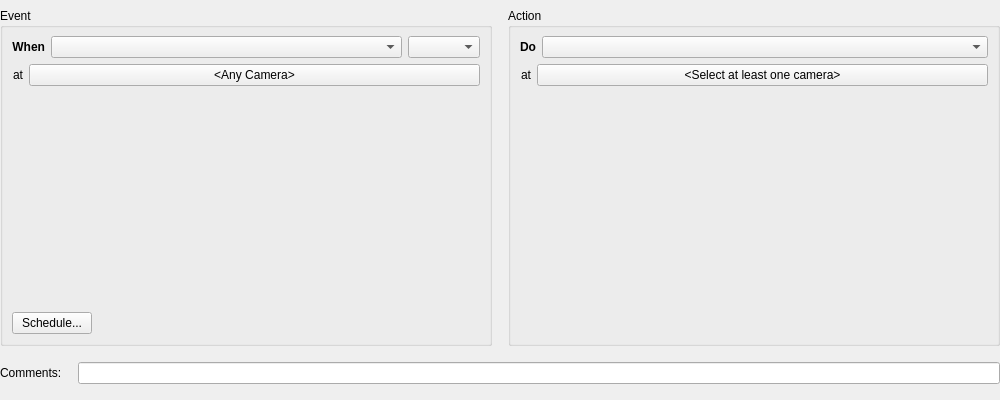
networkoptix/nx_open, file client/libclient/src/ui/widgets/business/business_rule_widget.ui: the form before one commit.
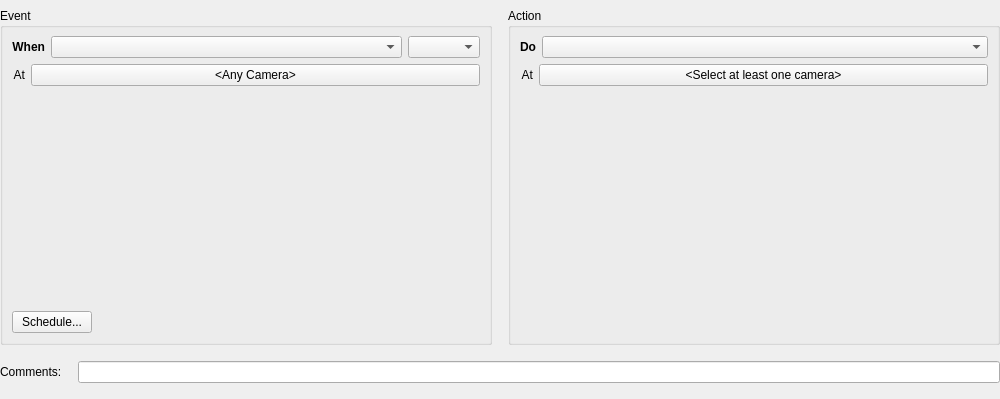
The form after the commit. Custom widgets are drawn as their Qt base class.

```diff
--- a/client/libclient/src/ui/widgets/business/business_rule_widget.ui
+++ b/client/libclient/src/ui/widgets/business/business_rule_widget.ui
@@ -7,7 +7,7 @@
     <x>0</x>
     <y>0</y>
     <width>1000</width>
-    <height>400</height>
+    <height>399</height>
    </rect>
   </property>
   <property name="sizePolicy">
@@ -116,7 +116,7 @@
               <bool>true</bool>
              </property>
              <property name="text">
-              <string>at</string>
+              <string>At</string>
              </property>
              <property name="alignment">
               <set>Qt::AlignRight|Qt::AlignTrailing|Qt::AlignVCenter</set>
@@ -255,7 +255,7 @@
            <item>
             <widget class="QLabel" name="actionAtLabel">
              <property name="text">
-              <string>at</string>
+              <string>At</string>
              </property>
              <property name="alignment">
               <set>Qt::AlignRight|Qt::AlignTrailing|Qt::AlignVCenter</set>
```
